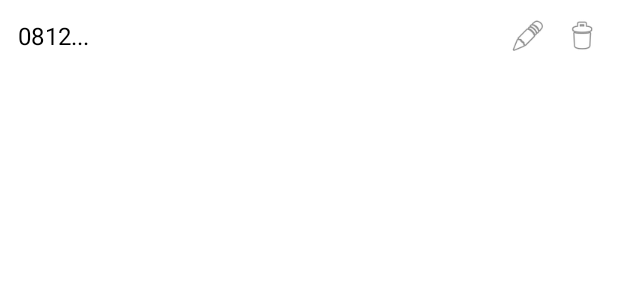
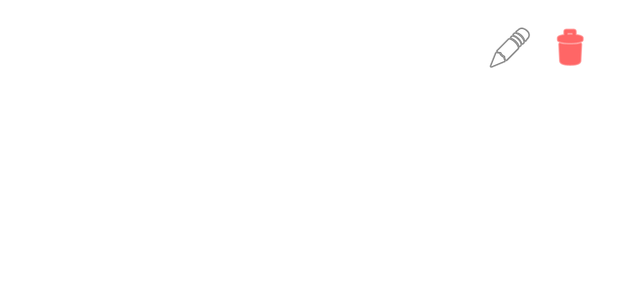
Before and after one commit to projectsijaga-update/Teleconizer, an Android app: the layout item_phone_number.xml on its own in the app's theme, with its tools: preview values and no code run, on a phone screen of 412 x 824 dp. Shown: the top 300 px of the screen. Run offline under Robolectric (Android 15) with nearby library versions, the phone set to English and light mode, and no system bars.

Commit message:
Update item_phone_number.xml

```diff
--- a/app/src/main/res/layout/item_phone_number.xml
+++ b/app/src/main/res/layout/item_phone_number.xml
@@ -12,22 +12,24 @@
         android:layout_height="wrap_content"
         android:layout_weight="1"
         android:textSize="16sp"
-        android:textColor="#000000"
+        android:textColor="#FFFFFF"
         android:text="0812..." />
 
-	<ImageView
-		android:id="@+id/ivEdit"
-		android:layout_width="24dp"
-		android:layout_height="24dp"
-		android:src="@android:drawable/ic_menu_edit"
-		android:contentDescription="Edit" />
+    <ImageButton
+        android:id="@+id/btnEdit"
+        android:layout_width="40dp"
+        android:layout_height="40dp"
+        android:src="@android:drawable/ic_menu_edit"
+        android:background="?attr/selectableItemBackgroundBorderless"
+        android:contentDescription="Edit" />
 
-	<ImageView
-		android:id="@+id/ivDelete"
-		android:layout_width="24dp"
-		android:layout_height="24dp"
-		android:layout_marginStart="12dp"
-		android:src="@android:drawable/ic_menu_delete"
-		android:contentDescription="Delete" />
+    <ImageButton
+        android:id="@+id/btnDelete"
+        android:layout_width="40dp"
+        android:layout_height="40dp"
+        android:src="@android:drawable/ic_menu_delete"
+        android:background="?attr/selectableItemBackgroundBorderless"
+        android:contentDescription="Delete"
+        android:tint="#FF0000" />
 
 </LinearLayout>
```
